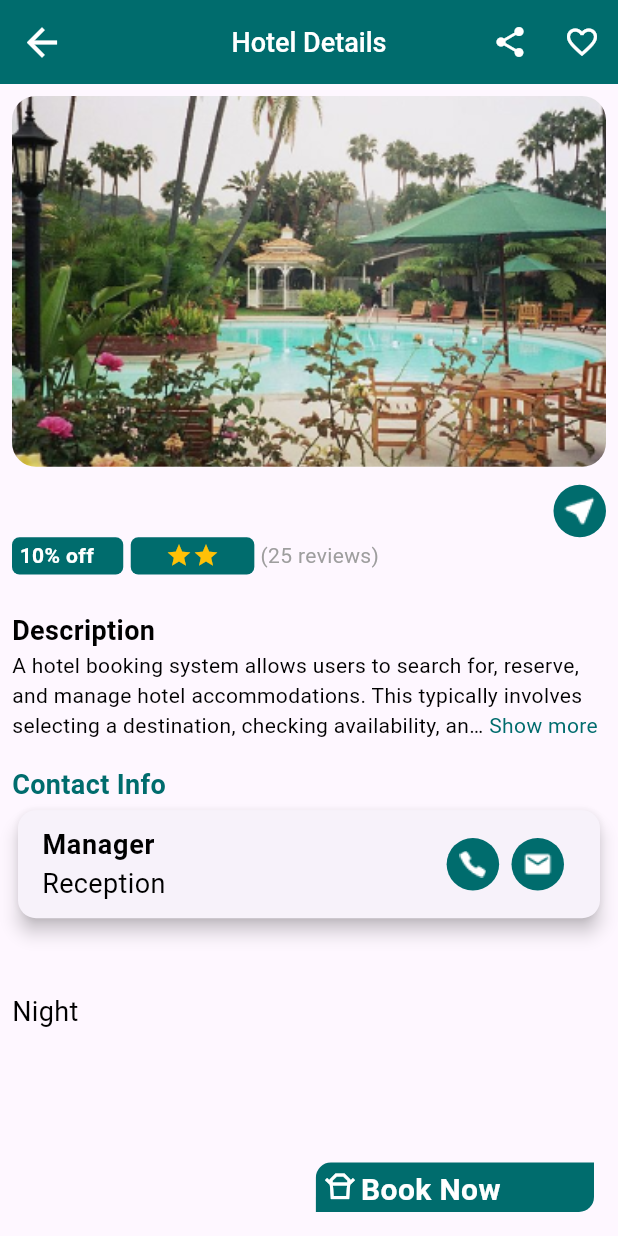
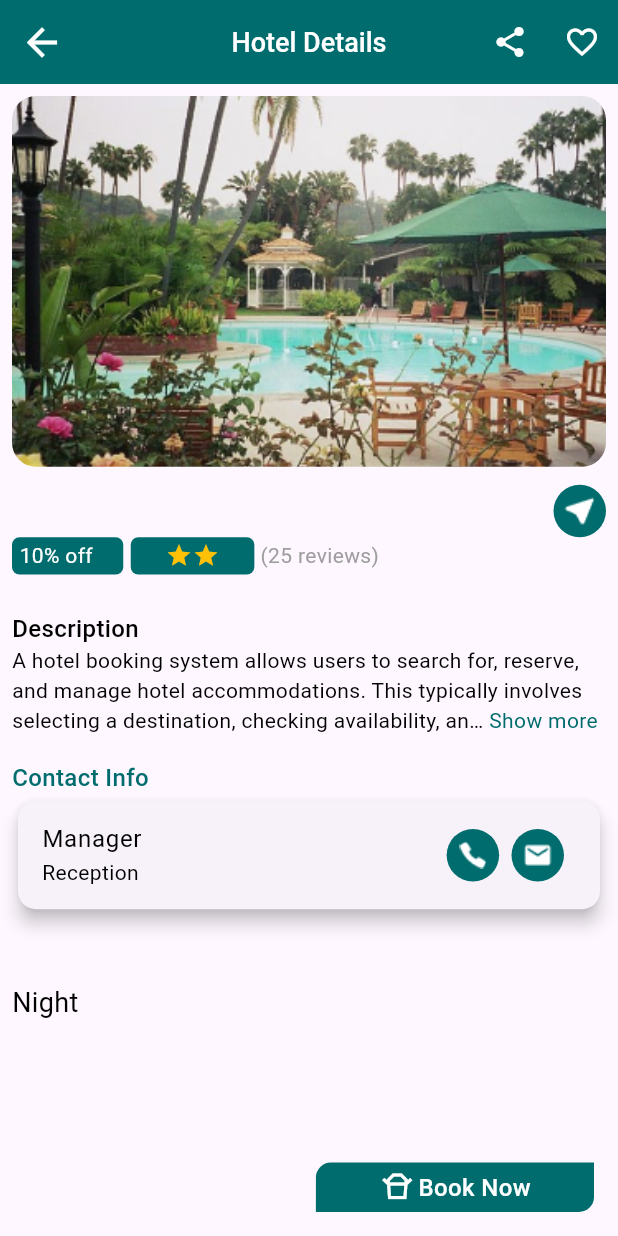
Before and after one commit to rimuakter057/hotel_management_ui, a Flutter app: the HotelDetailsScreen screen opened by its route, on a phone screen of 412 x 824 dp. Run offline on Flutter 3.47's test engine with Material 3 defaults, Android fonts, the phone set to English and light mode, and no system bars; drawn by our look-alikes of readmore; our stand-ins replace get.

Commit message:
product_details

```diff
--- a/lib/app/ui/screens/HomeScreen/home_screen.dart
+++ b/lib/app/ui/screens/HomeScreen/home_screen.dart
@@ -283,6 +283,7 @@ class HomeScreen extends StatelessWidget {
 
               ///Recommended===================================================================================================
                               ListView.builder(
+                                padding: EdgeInsets.zero,
                                 shrinkWrap: true,
                                 physics: const NeverScrollableScrollPhysics(),
                                 itemCount: hotelNameData.hotelNameList.length + 1,
--- a/lib/app/ui/screens/HotelDetailsScreen/Widget/description.dart
+++ b/lib/app/ui/screens/HotelDetailsScreen/Widget/description.dart
@@ -10,14 +10,14 @@ class Description extends StatelessWidget {
 
   @override
   Widget build(BuildContext context) {
-    return  SingleChildScrollView(
+    return  const SingleChildScrollView(
       child: Column(
         crossAxisAlignment: CrossAxisAlignment.start,
         children: [
           Text("Description",
               style:TextStyle(
-            fontWeight: FontWeight.w600,
-            fontSize: 18,
+            fontWeight: FontWeight.w500,
+            fontSize: 16,
             color: AppColors.blackColor
           )
           ),
--- a/lib/app/ui/screens/HotelDetailsScreen/Widget/detail_review.dart
+++ b/lib/app/ui/screens/HotelDetailsScreen/Widget/detail_review.dart
@@ -23,7 +23,7 @@ final String rate;
               color: AppColors.tealColor,
               borderRadius: BorderRadius.circular(5)
           ),
-          child: Text("10% off",style: MyTextStyle.buttonTextStyle.copyWith(fontSize: 14),),
+          child: Text("10% off",style: MyTextStyle.buttonTextStyle.copyWith(fontSize: 14,fontWeight: FontWeight.w400),),
         ),
         const SizedBox(width: 5,),
         Container(
--- a/lib/app/ui/screens/HotelDetailsScreen/hotel_details_screen.dart
+++ b/lib/app/ui/screens/HotelDetailsScreen/hotel_details_screen.dart
@@ -61,19 +61,25 @@ class HotelDetailsScreen extends StatelessWidget {
               topLeft: Radius.circular(10), bottomRight: Radius.circular(10)),
           color: AppColors.tealColor,
         ),
-        child: Padding(
-          padding: const EdgeInsets.all(4.0),
+        child: const Padding(
+          padding:  EdgeInsets.all(4.0),
           child: Row(
+            crossAxisAlignment: CrossAxisAlignment.center,
+            mainAxisAlignment: MainAxisAlignment.center,
             children: [
-              const Icon(
+               Icon(
                 Icons.takeout_dining_outlined,
                 color: AppColors.whiteColor,
               ),
-              const SizedBox(width: 2,),
+               SizedBox(width: 2,),
               Text(
                 overflow: TextOverflow.ellipsis,
                 "Book Now",
-                style: MyTextStyle.buttonTextStyle,
+                  style: TextStyle(
+                      fontWeight: FontWeight.w500,
+                      fontSize: 16,
+                      color: AppColors.whiteColor
+                  )
               ),
             ],
           ),
@@ -108,8 +114,8 @@ class HotelDetailsScreen extends StatelessWidget {
                        Text(
                         hotelName,
                            style:const TextStyle(
-                               fontWeight: FontWeight.w600,
-                               fontSize: 18,
+                               fontWeight: FontWeight.w500,
+                               fontSize: 16,
                                color: AppColors.blackColor
                            )
                       ),
@@ -127,11 +133,11 @@ class HotelDetailsScreen extends StatelessWidget {
                   SizedBox(
                     height: size.height * .02,
                   ),
-                  Text(
+                  const Text(
                     "Contact Info",
                     style: TextStyle(
-                        fontWeight: FontWeight.w600,
-                        fontSize: 18,
+                        fontWeight: FontWeight.w500,
+                        fontSize: 16,
                         color: AppColors.tealColor
                     )
                   ),
@@ -140,13 +146,18 @@ class HotelDetailsScreen extends StatelessWidget {
                     shadowColor: AppColors.blackColor,
                     child: ListTile(
                       title: const Text("Manager", style: TextStyle(
-                          fontWeight: FontWeight.w600,
-                          fontSize: 18,
+                          fontWeight: FontWeight.w400,
+                          fontSize: 16,
                           color: AppColors.blackColor
-                      )),
+                      )
+                      ),
                       subtitle: const Text(
                         "Reception",
-                        style: MyTextStyle.smallDetailsText,
+                          style: TextStyle(
+                              fontWeight: FontWeight.w400,
+                              fontSize: 14,
+                              color: AppColors.blackColor
+                          )
                       ),
                       trailing: Row(
                         mainAxisSize: MainAxisSize.min,
@@ -158,7 +169,7 @@ class HotelDetailsScreen extends StatelessWidget {
                           SizedBox(
                             width: size.width * .02,
                           ),
-                          CustomIconCircle(
+                          const CustomIconCircle(
 
                               icon: IconUrl.email),
                         ],
```
Also changed, not shown: 1 other file.
